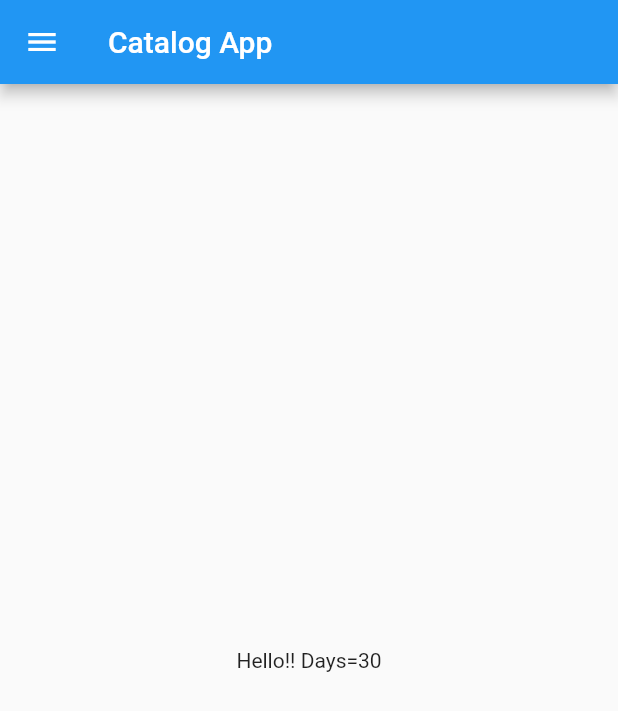
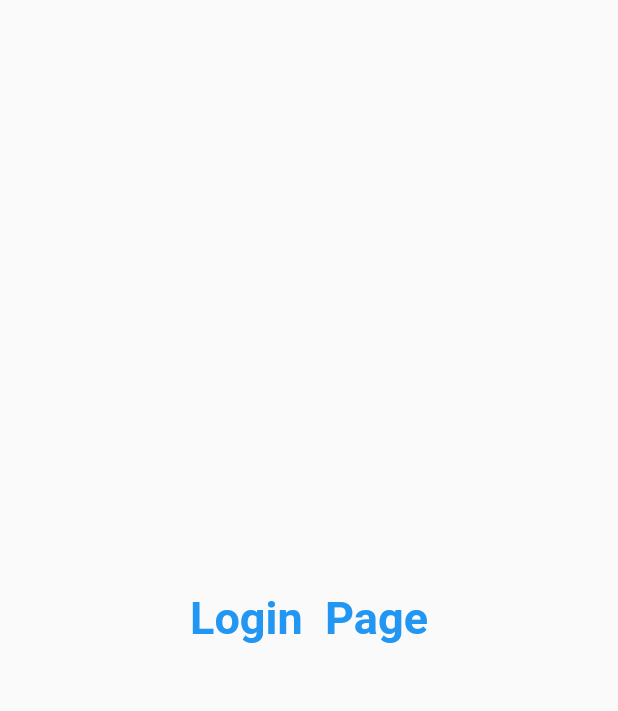
Before and after one commit to ajitkmr/flutter_30Days, a Flutter app: the screen it shows after launch, on a phone screen of 412 x 824 dp. Shown: the top 711 px of the screen. Run offline on Flutter 3.47's test engine with Material 2 defaults, Android fonts, the phone set to English and light mode, and no system bars.

Commit message:
Day 3 Complete

```diff
--- a/lib/main.dart
+++ b/lib/main.dart
@@ -1,5 +1,6 @@
 import 'package:flutter/material.dart';
-import 'package:flutter_tutorial/home_page.dart';
+import 'package:flutter_tutorial/pages/home_page.dart';
+import 'package:flutter_tutorial/pages/login_page.dart';
 
 void main() {
   // ignore: prefer_const_constructors
@@ -11,6 +12,19 @@ class MyApp extends StatelessWidget {
 
   @override
   Widget build(BuildContext context) {
-    return MaterialApp(home: HomePage());
+    return MaterialApp(
+      // home: HomePage(),
+      themeMode: ThemeMode.light,
+      theme: ThemeData(primarySwatch: Colors.deepPurple),
+      darkTheme: ThemeData(
+        brightness: Brightness.dark,
+      ),
+      initialRoute: "/",
+      routes: {
+        "/": (context) => loginPage(),
+        "/home": (context) => HomePage(),
+        "/login": (context) => loginPage()
+      },
+    );
   }
 }
--- a/lib/home_page.dart
+++ b/lib/pages/home_page.dart
@@ -9,13 +9,13 @@ class HomePage extends StatelessWidget {
   Widget build(BuildContext context) {
     return Scaffold(
       appBar: AppBar(
-        title: Text("Catalog App"),
+        title: Text("Catalog Apps"),
       ),
       body: Center(
         // ignore: avoid_unnecessary_containers
         child: Container(
           // ignore: prefer_const_constructors
-          child: Text("Hello!! Days=$days"),
+          child: Text("Tutorial Days=$days"),
         ),
       ),
       drawer: Drawer(),
--- /dev/null
+++ b/lib/pages/login_page.dart
@@ -0,0 +1,22 @@
+import 'package:flutter/material.dart';
+
+class loginPage extends StatelessWidget {
+  const loginPage({Key? key}) : super(key: key);
+
+  @override
+  Widget build(BuildContext context) {
+    return const Material(
+      child: Center(
+        child: Text(
+          "Login  Page",
+          style: TextStyle(
+            fontSize: 30,
+            color: Colors.blue,
+            fontWeight: FontWeight.bold,
+          ),
+          //textScaleFactor: 2.0,
+        ),
+      ),
+    );
+  }
+}
```
